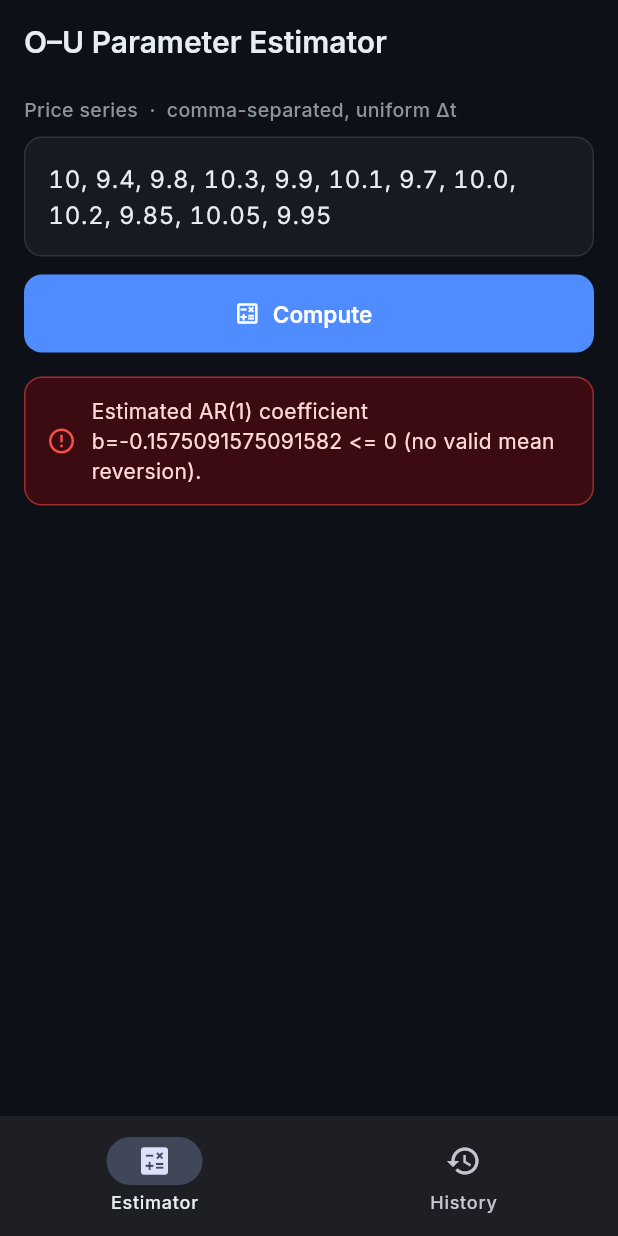
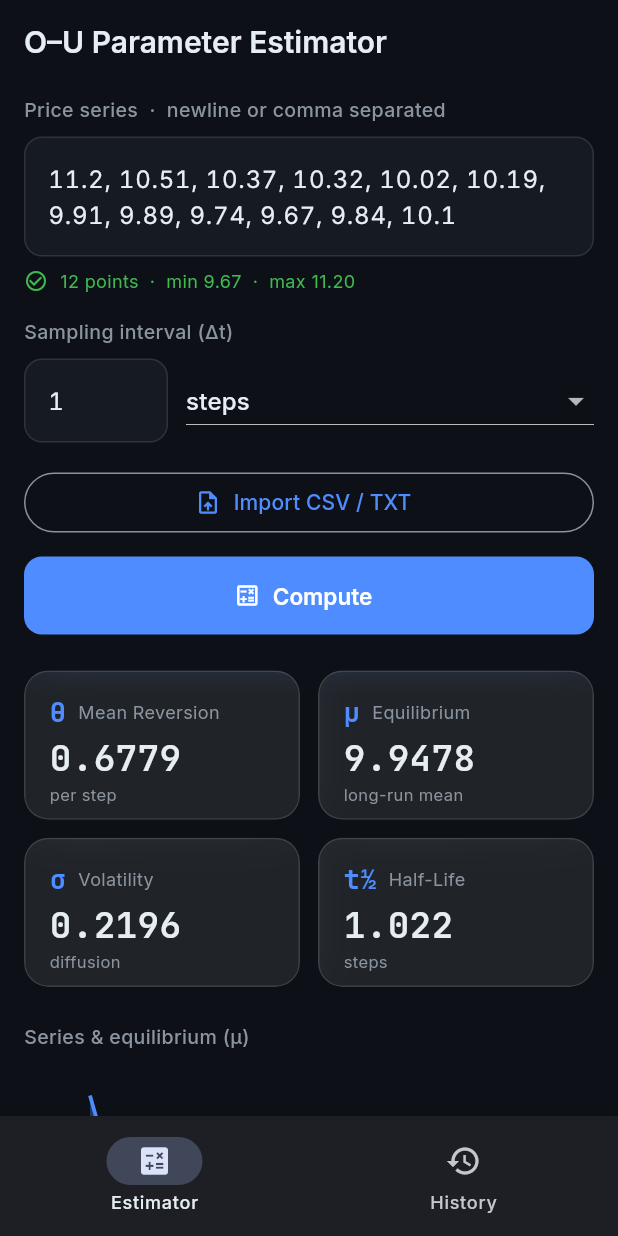
Before and after one commit to rakibulmehedi/ou_estimator, a Flutter app: the screen it shows after launch, after a tap on "Compute", on a phone screen of 412 x 824 dp. Run offline on Flutter 3.47's test engine with Material 3 defaults, Android fonts, the phone set to English and light mode, and no system bars; drawn by our look-alikes of fl_chart, flutter_animate; our stand-ins replace file_picker, flutter_riverpod, google_fonts, isar_community; accounts and stored records are empty; generated files the repository leaves out were written again.

Commit message:
feat: wire InputPanel into screen and label metrics with Δt unit

```diff
--- a/lib/ui/estimation/estimation_screen.dart
+++ b/lib/ui/estimation/estimation_screen.dart
@@ -5,8 +5,8 @@ import '../../providers/providers.dart';
 import '../core/theme.dart';
 import '../core/tokens.dart';
 import '../core/widgets/section_label.dart';
-import 'estimation_controller.dart';
 import 'estimation_state.dart';
+import 'widgets/input_panel.dart';
 import 'widgets/metrics_panel.dart';
 import 'widgets/price_chart.dart';
 
@@ -19,20 +19,9 @@ class EstimationScreen extends ConsumerStatefulWidget {
 }
 
 class _EstimationScreenState extends ConsumerState<EstimationScreen> {
-  final _controller = TextEditingController(
-    text: '10, 9.4, 9.8, 10.3, 9.9, 10.1, 9.7, 10.0, 10.2, 9.85, 10.05, 9.95',
-  );
-
-  @override
-  void dispose() {
-    _controller.dispose();
-    super.dispose();
-  }
-
   @override
   Widget build(BuildContext context) {
     final state = ref.watch(estimationControllerProvider);
-    final notifier = ref.read(estimationControllerProvider.notifier);
 
     return Scaffold(
       appBar: AppBar(
@@ -47,11 +36,11 @@ class _EstimationScreenState extends ConsumerState<EstimationScreen> {
                 key: const Key('estimation-two-pane'),
                 crossAxisAlignment: CrossAxisAlignment.start,
                 children: [
-                  Expanded(
+                  const Expanded(
                     flex: 2,
                     child: SingleChildScrollView(
-                      padding: const EdgeInsets.all(Spacing.xl),
-                      child: _buildInput(state, notifier),
+                      padding: EdgeInsets.all(Spacing.xl),
+                      child: InputPanel(),
                     ),
                   ),
                   const VerticalDivider(width: 1),
@@ -74,7 +63,7 @@ class _EstimationScreenState extends ConsumerState<EstimationScreen> {
                   child: Column(
                     crossAxisAlignment: CrossAxisAlignment.stretch,
                     children: [
-                      _buildInput(state, notifier),
+                      const InputPanel(),
                       _buildResults(state),
                     ],
                   ),
@@ -87,53 +76,13 @@ class _EstimationScreenState extends ConsumerState<EstimationScreen> {
     );
   }
 
-  Widget _buildInput(EstimationState state, EstimationController notifier) {
-    return Column(
-      crossAxisAlignment: CrossAxisAlignment.stretch,
-      children: [
-        const SectionLabel('Price series  ·  comma-separated, uniform Δt'),
-        const SizedBox(height: Spacing.sm),
-        TextField(
-          controller: _controller,
-          minLines: 2,
-          maxLines: 5,
-          keyboardType: TextInputType.multiline,
-          style: const TextStyle(
-            fontFeatures: [FontFeature.tabularFigures()],
-          ),
-          decoration: const InputDecoration(
-            hintText: 'e.g. 10, 9.8, 10.2, 9.9, ...',
-          ),
-        ),
-        const SizedBox(height: Spacing.md),
-        FilledButton.icon(
-          onPressed: state.loading
-              ? null
-              : () => notifier.compute(_controller.text),
-          icon: state.loading
-              ? const SizedBox(
-                  height: 18,
-                  width: 18,
-                  child: CircularProgressIndicator(strokeWidth: 2),
-                )
-              : const Icon(Icons.calculate_outlined),
-          label: const Text('Compute'),
-        ),
-        if (state.error != null) ...[
-          const SizedBox(height: Spacing.lg),
-          _ErrorBanner(message: state.error!),
-        ],
-      ],
-    );
-  }
-
   Widget _buildResults(EstimationState state) {
     if (state.hasResult) {
       return Column(
         crossAxisAlignment: CrossAxisAlignment.stretch,
         children: [
           const SizedBox(height: Spacing.xl),
-          MetricsPanel(result: state.result!),
+          MetricsPanel(result: state.result!, unitLabel: state.unitLabel),
           const SizedBox(height: Spacing.xl),
           const SectionLabel('Series & equilibrium (μ)'),
           const SizedBox(height: Spacing.md),
@@ -156,36 +105,6 @@ class _EstimationScreenState extends ConsumerState<EstimationScreen> {
       );
     }
     return const SizedBox.shrink();
-  }
-}
-
-class _ErrorBanner extends StatelessWidget {
-  const _ErrorBanner({required this.message});
-  final String message;
-
-  @override
-  Widget build(BuildContext context) {
-    final scheme = Theme.of(context).colorScheme;
-    return Container(
-      padding: const EdgeInsets.symmetric(horizontal: 14, vertical: 12),
-      decoration: BoxDecoration(
-        color: scheme.errorContainer.withValues(alpha: 0.35),
-        borderRadius: BorderRadius.circular(12),
-        border: Border.all(color: scheme.error.withValues(alpha: 0.5)),
-      ),
-      child: Row(
-        children: [
-          Icon(Icons.error_outline, color: scheme.error, size: 20),
-          const SizedBox(width: 10),
-          Expanded(
-            child: Text(
-              message,
-              style: TextStyle(color: scheme.onErrorContainer),
-            ),
-          ),
-        ],
-      ),
-    );
   }
 }
 
--- a/lib/ui/estimation/widgets/metrics_panel.dart
+++ b/lib/ui/estimation/widgets/metrics_panel.dart
@@ -11,17 +11,22 @@ import '../../core/widgets/glass_card.dart';
 /// which the screen reads from the existing Riverpod provider — this widget
 /// holds no state and registers no listeners.
 class MetricsPanel extends StatelessWidget {
-  const MetricsPanel({super.key, required this.result});
+  const MetricsPanel({super.key, required this.result, this.unitLabel = 'step'});
 
   final OUResult result;
+
+  /// Singular Δt unit label (e.g. 'day') for θ ("per <label>") and half-life.
+  final String unitLabel;
 
   @override
   Widget build(BuildContext context) {
     final items = <_Metric>[
-      _Metric('θ', 'Mean Reversion', result.theta.toStringAsFixed(4), 'speed'),
+      _Metric('θ', 'Mean Reversion', result.theta.toStringAsFixed(4),
+          'per $unitLabel'),
       _Metric('μ', 'Equilibrium', result.mu.toStringAsFixed(4), 'long-run mean'),
       _Metric('σ', 'Volatility', result.sigma.toStringAsFixed(4), 'diffusion'),
-      _Metric('t½', 'Half-Life', result.halfLife.toStringAsFixed(3), 'steps'),
+      _Metric('t½', 'Half-Life', result.halfLife.toStringAsFixed(3),
+          '${unitLabel}s'),
     ];
 
     return GridView.count(
```
Also changed, not shown: 3 other files.
